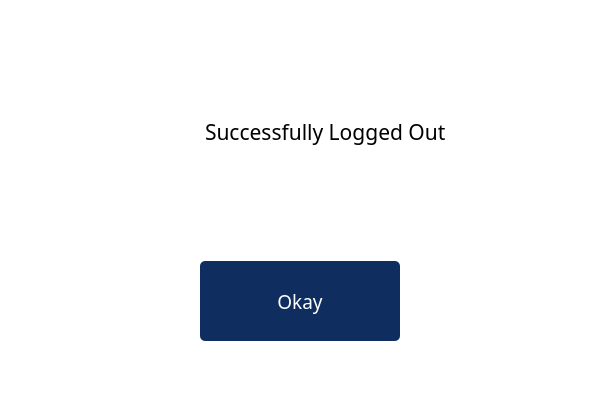
Old version of the form successful.ui in the repository hegdeshreya23/Pehchaan-TIFR.
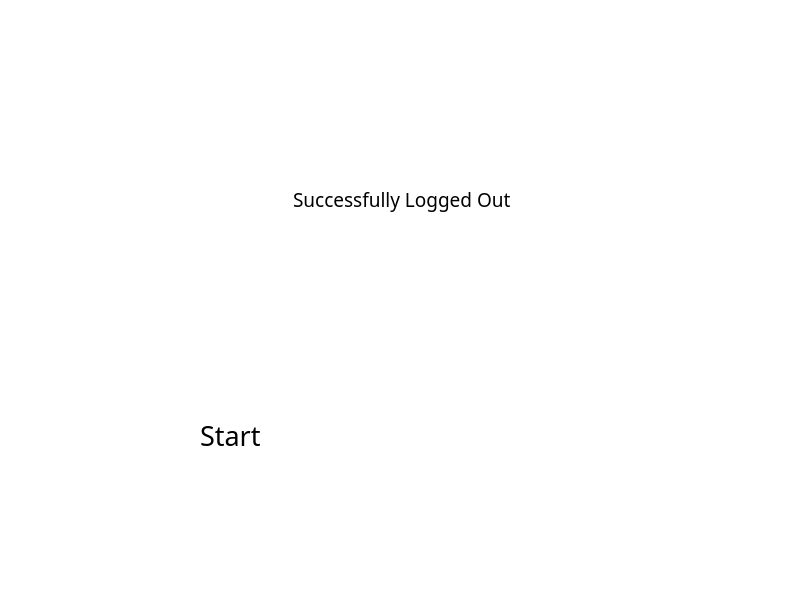
New version of the form. Icons and pictures are not drawn.

```diff
--- a/successful.ui
+++ b/successful.ui
@@ -6,8 +6,8 @@
    <rect>
     <x>0</x>
     <y>0</y>
-    <width>600</width>
-    <height>400</height>
+    <width>800</width>
+    <height>600</height>
    </rect>
   </property>
   <property name="windowTitle">
@@ -18,8 +18,8 @@
     <rect>
      <x>0</x>
      <y>0</y>
-     <width>600</width>
-     <height>400</height>
+     <width>800</width>
+     <height>600</height>
     </rect>
    </property>
    <property name="styleSheet">
@@ -42,8 +42,8 @@
         <widget class="QLabel" name="label_2">
          <property name="maximumSize">
           <size>
-           <width>150</width>
-           <height>16777215</height>
+           <width>60</width>
+           <height>107</height>
           </size>
          </property>
          <property name="text">
@@ -71,7 +71,7 @@
          <property name="font">
           <font>
            <family>Lucida Sans</family>
-           <pointsize>16</pointsize>
+           <pointsize>14</pointsize>
           </font>
          </property>
          <property name="text">
@@ -94,46 +94,31 @@
        </size>
       </property>
       <layout class="QHBoxLayout" name="horizontalLayout_3">
-       <property name="spacing">
-        <number>0</number>
-       </property>
-       <property name="leftMargin">
-        <number>0</number>
-       </property>
-       <property name="topMargin">
-        <number>0</number>
-       </property>
-       <property name="rightMargin">
-        <number>0</number>
-       </property>
-       <property name="bottomMargin">
-        <number>0</number>
-       </property>
        <item>
-        <widget class="QPushButton" name="ok_btn">
-         <property name="maximumSize">
+        <widget class="QLabel" name="label1">
+         <property name="minimumSize">
           <size>
            <width>200</width>
-           <height>80</height>
+           <height>0</height>
+          </size>
+         </property>
+         <property name="maximumSize">
+          <size>
+           <width>400</width>
+           <height>100</height>
           </size>
          </property>
          <property name="font">
           <font>
            <family>Lucida Sans</family>
-           <pointsize>14</pointsize>
+           <pointsize>20</pointsize>
           </font>
          </property>
-         <property name="cursor">
-          <cursorShape>PointingHandCursor</cursorShape>
-         </property>
-         <property name="styleSheet">
-          <string notr="true">height: 76px;
-background: #102D60;
-color: #ffffff;
-border-radius: 5px;</string>
-         </property>
          <property name="text">
-          <string>Okay</string>
+          <string>Start</string>
+         </property>
+         <property name="alignment">
+          <set>Qt::AlignLeading|Qt::AlignLeft|Qt::AlignVCenter</set>
          </property>
         </widget>
        </item>
```
Left out of the diff: 2 changed lines with no effect on the pictures.
